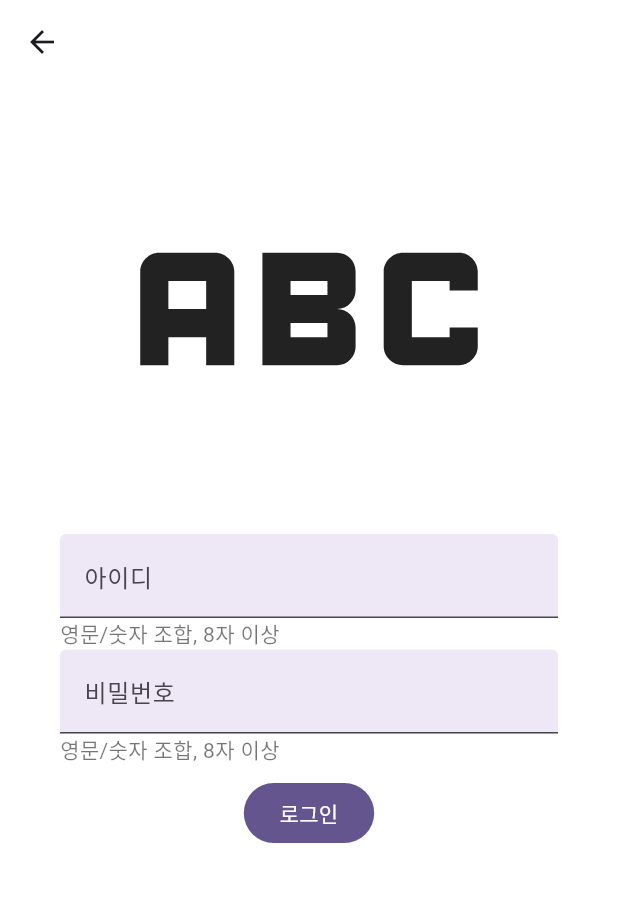
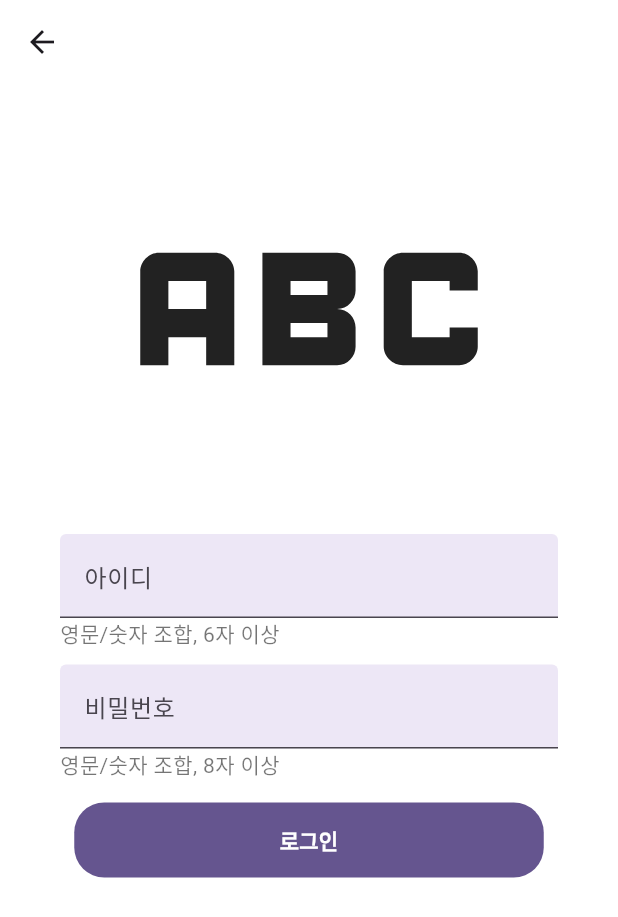
Before and after one commit to hjg1473/-, a Flutter app: the screen it shows after launch, after a tap on "로그인", on a phone screen of 412 x 824 dp. Shown: the top 917 px of the screen. Run offline on Flutter 3.47's test engine with Material 3 defaults, Android fonts, the light colour scheme and no system bars; our stand-ins replace animated_custom_dropdown, flutter_secure_storage; missing offline and left inert: speech_balloon.

Commit message:
changed size of buttons

```diff
--- a/block_english/lib/screens/AuthScreens/init_screen.dart
+++ b/block_english/lib/screens/AuthScreens/init_screen.dart
@@ -26,12 +26,14 @@ class InitScreen extends StatelessWidget {
                 text: "로그인",
                 routeName: '/login_screen',
                 width: 313,
-                height: 45,
+                height: 50,
                 type: ButtonType.filled,
+                bold: true,
+                radius: 20,
               ),
             ),
             SizedBox(
-              height: 20,
+              height: 10,
             ),
             Padding(
               padding: EdgeInsets.all(8.0),
@@ -39,8 +41,10 @@ class InitScreen extends StatelessWidget {
                 text: "회원가입",
                 routeName: '/reg_select_role_screen',
                 width: 313,
-                height: 45,
+                height: 50,
                 type: ButtonType.outlined,
+                bold: true,
+                radius: 20,
               ),
             ),
           ],
--- a/block_english/lib/screens/AuthScreens/login_screen.dart
+++ b/block_english/lib/screens/AuthScreens/login_screen.dart
@@ -94,7 +94,7 @@ class _LoginScreenState extends State<LoginScreen> {
                           if (value == null || value.isEmpty) {
                             return '아이디를 입력해주세요';
                           }
-                          if (value.length < 8) {
+                          if (value.length < 6) {
                             return '아이디가 너무 짧습니다';
                           }
                           return null;
@@ -105,13 +105,16 @@ class _LoginScreenState extends State<LoginScreen> {
                     const Padding(
                       padding: EdgeInsets.symmetric(horizontal: 40.0),
                       child: Text(
-                        "영문/숫자 조합, 8자 이상",
+                        "영문/숫자 조합, 6자 이상",
                         style: TextStyle(
                           color: Colors.black54,
                         ),
                       ),
                     ),
                   ],
+                ),
+                const SizedBox(
+                  height: 10,
                 ),
                 Column(
                   crossAxisAlignment: CrossAxisAlignment.start,
@@ -156,10 +159,22 @@ class _LoginScreenState extends State<LoginScreen> {
                   ],
                 ),
                 Padding(
-                  padding: const EdgeInsets.all(8.0),
+                  padding: const EdgeInsets.symmetric(
+                      horizontal: 40.0, vertical: 15.0),
                   child: FilledButton(
                     onPressed: onLoginPressed,
-                    child: const Text("로그인"),
+                    style: FilledButton.styleFrom(
+                      minimumSize: const Size(313, 50),
+                      shape: RoundedRectangleBorder(
+                        borderRadius: BorderRadius.circular(20),
+                      ),
+                    ),
+                    child: const Text(
+                      "로그인",
+                      style: TextStyle(
+                        fontWeight: FontWeight.bold,
+                      ),
+                    ),
                   ),
                 ),
               ],
--- a/block_english/lib/screens/AuthScreens/reg_student_screen.dart
+++ b/block_english/lib/screens/AuthScreens/reg_student_screen.dart
@@ -211,7 +211,8 @@ class _RegStudentScreenState extends State<RegStudentScreen> {
                 height: 250,
               ),
               Padding(
-                padding: const EdgeInsets.symmetric(horizontal: 40.0),
+                padding: const EdgeInsets.symmetric(
+                    horizontal: 40.0, vertical: 30.0),
                 child: Row(
                   mainAxisAlignment: MainAxisAlignment.spaceBetween,
                   children: [
--- a/block_english/lib/screens/AuthScreens/reg_super_screen.dart
+++ b/block_english/lib/screens/AuthScreens/reg_super_screen.dart
@@ -193,7 +193,8 @@ class _RegSuperScreenState extends State<RegSuperScreen> {
                 height: 250,
               ),
               Padding(
-                padding: const EdgeInsets.symmetric(horizontal: 40.0),
+                padding: const EdgeInsets.symmetric(
+                    horizontal: 40.0, vertical: 30.0),
                 child: Row(
                   mainAxisAlignment: MainAxisAlignment.spaceBetween,
                   children: [
```
